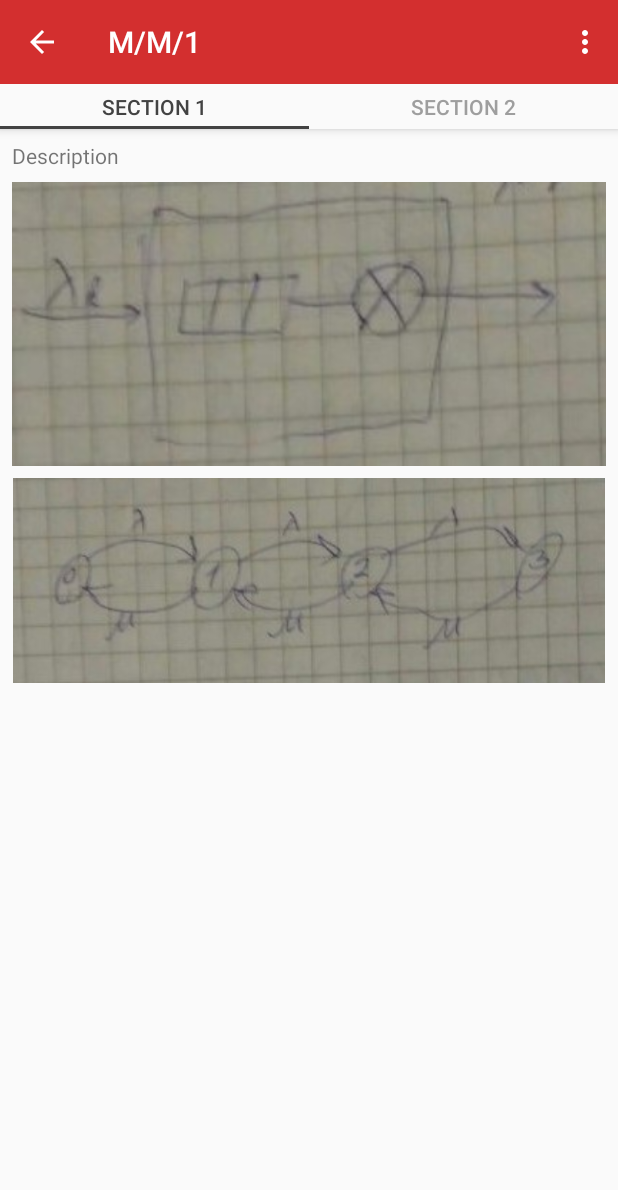
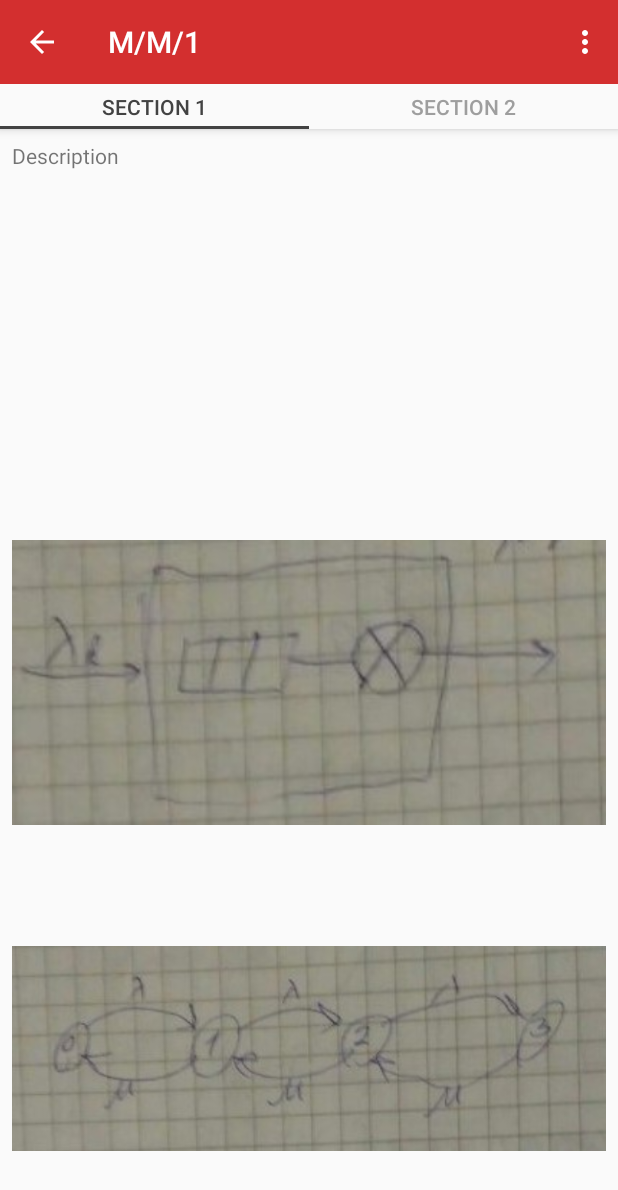
Before and after one commit to DmitriySimakov/Queue, an Android app: the screen it shows after launch (ModelActivity), after a tap on "M/M/1", on a phone screen of 412 x 824 dp. Shown: the top 1190 px of the screen. Run offline under Robolectric (Android 15) with nearby library versions, the phone set to English and light mode, and no system bars.

Commit message:
Added layout to landscape version of ModelViewFragment

```diff
--- /dev/null
+++ b/app/src/main/res/layout-land/activity_model.xml
@@ -0,0 +1,54 @@
+<?xml version="1.0" encoding="utf-8"?>
+<android.support.design.widget.CoordinatorLayout
+    xmlns:android="http://schemas.android.com/apk/res/android"
+    xmlns:app="http://schemas.android.com/apk/res-auto"
+    xmlns:tools="http://schemas.android.com/tools"
+    android:id="@+id/main_content"
+    android:layout_width="match_parent"
+    android:layout_height="match_parent"
+    android:fitsSystemWindows="true"
+    tools:context="com.dmitry_simakov.queue.ModelActivity">
+
+    <LinearLayout
+        android:layout_width="match_parent"
+        android:layout_height="match_parent"
+        android:orientation="vertical">
+
+    <android.support.design.widget.AppBarLayout
+        android:id="@+id/appbar"
+        android:layout_width="match_parent"
+        android:layout_height="wrap_content"
+        android:theme="@style/AppTheme.NoActionBar.AppBarOverlay">
+
+        <android.support.v7.widget.Toolbar
+            android:id="@+id/modelToolbar"
+            android:layout_width="match_parent"
+            android:layout_height="?attr/actionBarSize"
+            android:background="?attr/colorPrimary"
+            app:layout_scrollFlags="scroll|enterAlways"
+            app:popupTheme="@style/AppTheme.NoActionBar.PopupOverlay">
+
+            <android.support.design.widget.TabLayout
+                android:id="@+id/tabs"
+                android:layout_width="wrap_content"
+                android:layout_height="match_parent"
+                app:tabMode="fixed"
+                app:tabGravity="center"
+                android:background="?attr/colorPrimary"
+                app:tabIndicatorColor="@color/white"
+                app:tabSelectedTextColor="@color/white"
+                app:tabTextColor="#ef9a9a"/>
+
+        </android.support.v7.widget.Toolbar>
+
+    </android.support.design.widget.AppBarLayout>
+
+    <android.support.v4.view.ViewPager
+        android:id="@+id/container"
+        android:layout_width="match_parent"
+        android:layout_height="match_parent"
+        android:background="@color/white"
+        app:layout_behavior="@string/appbar_scrolling_view_behavior"/>
+    </LinearLayout>
+
+</android.support.design.widget.CoordinatorLayout>
--- /dev/null
+++ b/app/src/main/res/layout-land/fragment_model_view.xml
@@ -0,0 +1,55 @@
+<?xml version="1.0" encoding="utf-8"?>
+
+<LinearLayout
+    xmlns:android="http://schemas.android.com/apk/res/android"
+    xmlns:app="http://schemas.android.com/apk/res-auto"
+    xmlns:tools="http://schemas.android.com/tools"
+    android:layout_width="match_parent"
+    android:layout_height="match_parent"
+    android:orientation="horizontal"
+    app:layout_behavior="@string/appbar_scrolling_view_behavior">
+
+    <TextView
+        android:id="@+id/textView"
+        android:layout_width="0dp"
+        android:layout_height="match_parent"
+        android:paddingTop="8dp"
+        android:paddingBottom="8dp"
+        android:paddingLeft="8dp"
+        android:paddingRight="4dp"
+        android:layout_weight="1"
+        android:text="Description"/>
+
+    <LinearLayout
+        android:layout_width="0dp"
+        android:layout_height="match_parent"
+        android:layout_weight="2"
+        android:orientation="vertical">
+
+        <ImageView
+            android:id="@+id/modelImageView"
+            app:srcCompat="@drawable/empty_image"
+            android:layout_width="match_parent"
+            android:layout_height="0dp"
+            android:paddingTop="8dp"
+            android:paddingBottom="4dp"
+            android:paddingLeft="4dp"
+            android:paddingRight="8dp"
+            android:layout_weight="1"
+            android:text="Model Image"/>
+
+        <ImageView
+            android:id="@+id/RDDImageView"
+            app:srcCompat="@drawable/empty_image"
+            android:layout_width="match_parent"
+            android:layout_height="0dp"
+            android:paddingTop="4dp"
+            android:paddingBottom="8dp"
+            android:paddingLeft="4dp"
+            android:paddingRight="8dp"
+            android:layout_weight="1"
+            android:text="RDD Image"/>
+
+    </LinearLayout>
+
+</LinearLayout>
--- a/app/src/main/res/layout/fragment_model_view.xml
+++ b/app/src/main/res/layout/fragment_model_view.xml
@@ -12,28 +12,34 @@
     <TextView
         android:id="@+id/textView"
         android:layout_width="match_parent"
-        android:layout_height="wrap_content"
+        android:layout_height="0dp"
+        android:layout_weight="1"
+        android:paddingTop="8dp"
+        android:paddingBottom="4dp"
         android:paddingLeft="8dp"
         android:paddingRight="8dp"
-        android:paddingTop="8dp"
         android:text="Description"/>
 
     <ImageView
         android:id="@+id/modelImageView"
         app:srcCompat="@drawable/empty_image"
         android:layout_width="match_parent"
-        android:layout_height="wrap_content"
+        android:layout_height="0dp"
+        android:layout_weight="1"
+        android:paddingTop="4dp"
+        android:paddingBottom="4dp"
         android:paddingLeft="8dp"
-        android:paddingRight="8dp"
-        android:paddingTop="8dp"
-        android:adjustViewBounds="true"/>
+        android:paddingRight="8dp"/>
 
     <ImageView
         android:id="@+id/RDDImageView"
         app:srcCompat="@drawable/empty_image"
-        android:padding="8dp"
         android:layout_width="match_parent"
-        android:layout_height="wrap_content"
-        android:adjustViewBounds="true"/>
+        android:layout_height="0dp"
+        android:layout_weight="1"
+        android:paddingTop="4dp"
+        android:paddingBottom="8dp"
+        android:paddingLeft="8dp"
+        android:paddingRight="8dp"/>
 
 </LinearLayout>
--- a/app/src/main/res/values/colors.xml
+++ b/app/src/main/res/values/colors.xml
@@ -3,6 +3,11 @@
     <color name="white">#fafafa</color>
     <color name="red">#d32f2f</color>
     <color name="darkRed">#b71c1c</color>
+
+    <color name="grey100">#F5F5F5</color>
+    <color name="grey200">#EEEEEE</color>
+    <color name="grey300">#E0E0E0</color>
+    <color name="grey400">#BDBDBD</color>
     <color name="grey500">#9E9E9E</color>
     <color name="grey600">#757575</color>
     <color name="grey700">#616161</color>
```
